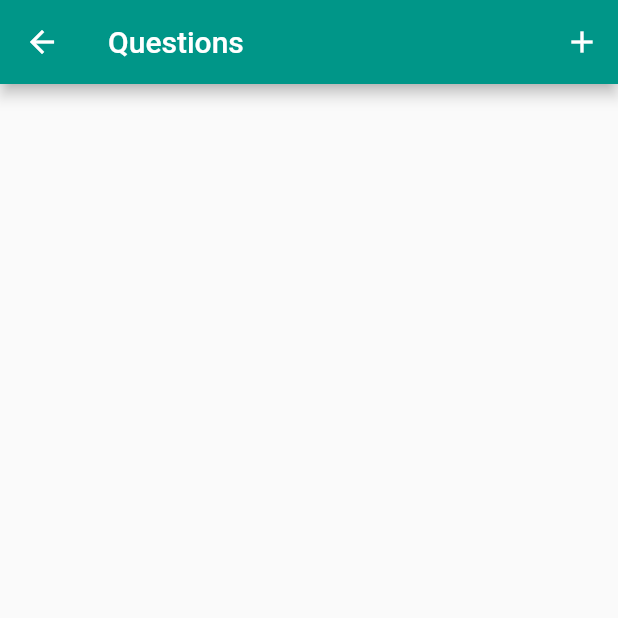
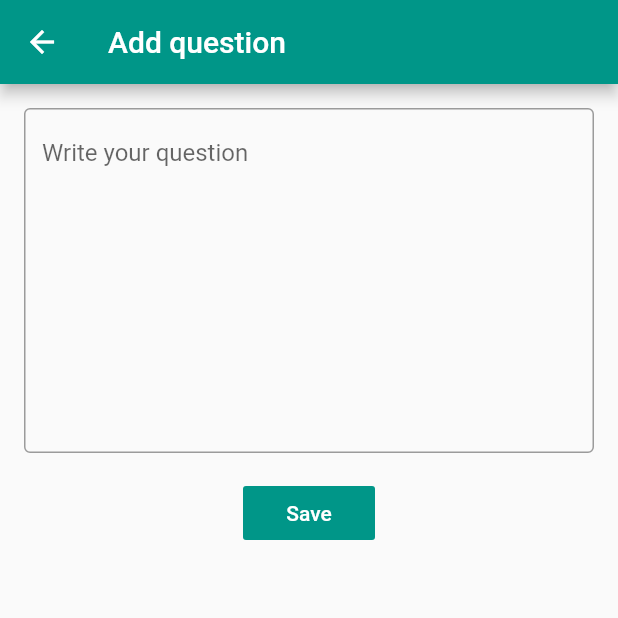
Before and after one commit to JobInterviewPractice/job_interview_practice, a Flutter app: the QuestionsPage screen opened by its route, after a tap on the "add" icon, on a phone screen of 412 x 824 dp, the top half of it. Run offline on Flutter 3.47's test engine with Material 2 defaults, Android fonts, the light colour scheme and no system bars; our stand-ins replace bloc, camera, chewie, cloud_firestore, dartz, equatable and 10 more; accounts and stored records are empty; generated files the repository leaves out were written again.

Commit message:
feat: add question page

```diff
--- /dev/null
+++ b/lib/feature/add_question/domain/repositories/add_question_repository.dart
@@ -0,0 +1,5 @@
+import 'package:job_interview_practice/core/logic/usecase.dart';
+
+abstract class AddQuestionRepository {
+  Future<NoOutput> addQuestion(String questionText);
+}
--- /dev/null
+++ b/lib/feature/add_question/domain/usecases/add_question_usecase.dart
@@ -0,0 +1,13 @@
+import 'package:job_interview_practice/core/logic/usecase.dart';
+import 'package:job_interview_practice/feature/add_question/domain/repositories/add_question_repository.dart';
+
+class AddQuestionUseCase implements UseCaseRight<String, NoOutput> {
+  final AddQuestionRepository repository;
+
+  AddQuestionUseCase(this.repository);
+
+  @override
+  Future<NoOutput> call(String input) {
+    return repository.addQuestion(input);
+  }
+}
--- /dev/null
+++ b/lib/feature/add_question/presentation/bloc/add_question_cubit.dart
@@ -0,0 +1,17 @@
+import 'package:bloc/bloc.dart';
+import 'package:job_interview_practice/feature/add_question/domain/usecases/add_question_usecase.dart';
+import 'package:meta/meta.dart';
+
+part 'add_question_state.dart';
+
+class AddQuestionCubit extends Cubit<AddQuestionState> {
+  final AddQuestionUseCase useCase;
+
+  AddQuestionCubit(this.useCase) : super(AddQuestionInitial());
+
+  void addQuestion(String questionText) async {
+    emit(AddQuestionLoading());
+    await useCase(questionText);
+    emit(AddQuestionSuccess());
+  }
+}
--- /dev/null
+++ b/lib/feature/add_question/presentation/bloc/add_question_state.dart
@@ -0,0 +1,8 @@
+part of 'add_question_cubit.dart';
+
+@immutable
+abstract class AddQuestionState {}
+
+class AddQuestionInitial extends AddQuestionState {}
+class AddQuestionLoading extends AddQuestionState {}
+class AddQuestionSuccess extends AddQuestionState {}
--- /dev/null
+++ b/lib/feature/add_question/presentation/pages/add_question_page.dart
@@ -0,0 +1,80 @@
+import 'package:flutter/material.dart';
+import 'package:flutter_bloc/flutter_bloc.dart';
+import 'package:job_interview_practice/dependencies.dart';
+import 'package:job_interview_practice/feature/add_question/presentation/bloc/add_question_cubit.dart';
+import 'package:job_interview_practice/feature/question/presentation/widgets/appBar.dart';
+
+class AddQuestionPage extends StatelessWidget {
+  final GlobalKey<FormState> _key = GlobalKey();
+  @override
+  Widget build(BuildContext context) {
+    return BlocProvider(
+      create: (_) => serviceLocator<AddQuestionCubit>(),
+      child: Scaffold(
+        appBar: MyAppBar(
+          apptitle: 'Add question',
+        ),
+        body: Builder(
+          builder: (context) {
+            return BlocListener<AddQuestionCubit, AddQuestionState>(
+            listener: (_, state) {
+              if (state is AddQuestionSuccess) {
+                Navigator.pop(context, true);
+              }
+            },
+            child: SingleChildScrollView(
+              child: Padding(
+                padding: const EdgeInsets.all(16.0),
+                child: Column(
+                  children: [
+                    Form(
+                      key: _key,
+                      child: TextFormField(
+                        validator: (value) {
+                          if (value.isEmpty) {
+                            return "Cannot be empty";
+                          }
+                          return null;
+                        },
+                        onSaved: (value) {
+                          BlocProvider.of<AddQuestionCubit>(context).addQuestion(value);
+                        },
+                        maxLines: 10,
+                        decoration: InputDecoration(border: OutlineInputBorder(), hintText: "Write your question"),
+                      ),
+                    ),
+                    SizedBox(
+                      height: 16,
+                    ),
+                    BlocBuilder<AddQuestionCubit, AddQuestionState>(
+                      builder: (context, state) {
+                        if (state is AddQuestionLoading) {
+                          return Center(
+                            child: CircularProgressIndicator(),
+                          );
+                        }
+                        return FlatButton(
+                          onPressed: () {
+                            if (_key.currentState.validate()) {
+                              _key.currentState.save();
+                            }
+                          },
+                          child: Text(
+                            'Save',
+                            style: TextStyle(color: Colors.white),
+                          ),
+                          color: Colors.teal,
+                        );
+                      },
+                    )
+                  ],
+                ),
+              ),
+            ),
+          );
+          },
+        ),
+      ),
+    );
+  }
+}
--- a/lib/feature/main/presentation/main_page.dart
+++ b/lib/feature/main/presentation/main_page.dart
@@ -1,5 +1,6 @@
 import 'package:flutter/material.dart';
 import 'package:job_interview_practice/core/presentation/common_widgets/appBar.dart';
+import 'package:job_interview_practice/feature/add_question/presentation/pages/add_question_page.dart';
 import 'package:job_interview_practice/feature/edit/presentation/pages/edit_page.dart';
 import 'package:job_interview_practice/feature/home/presentation/home_page.dart';
 import 'package:job_interview_practice/feature/login/presentation/pages/sign_up_page.dart';
@@ -18,6 +19,7 @@ class _MyAppState extends State<MyApp> {
   @override
   Widget build(BuildContext context) {
     return MaterialApp(
+      debugShowCheckedModeBanner: false,
       title: 'Get The Job',
       theme: ThemeData(
         primarySwatch: Colors.blue,
@@ -40,6 +42,8 @@ class _MyAppState extends State<MyApp> {
             return _material(SignUpPage());
           case '/questions_page':
             return _material(QuestionsPage());
+          case '/add_question_page':
+            return _material(AddQuestionPage());
           case '/':
             return _material(SplashPage());
           default:
--- a/lib/feature/question/data/datasources/questions_data_source.dart
+++ b/lib/feature/question/data/datasources/questions_data_source.dart
@@ -30,7 +30,7 @@ class QuestionsDataSourceImpl extends QuestionsDataSource {
   Future<List<QuestionUserModel>> getAllQuestions() async {
     final queryQuestions = await _store.collection('questions').get();
     final questions = queryQuestions.docs.map((e) => QuestionModel.fromMap(e.data(), e.id)).toList();
-    final queryUsers = await _store.collection('users').where('userId', whereIn: questions.map((e) => e.userId).toList()).get();
+    final queryUsers = await _store.collection('users').where('userId', whereIn: questions.map((e) => e.userId).toSet().toList()).get();
     final users = queryUsers.docs.map((e) => UserModel.fromMap(e.data())).toList();
     return questions.map((e) => QuestionUserModel(
       questionModel: e,
--- a/lib/feature/question/data/models/question_model.dart
+++ b/lib/feature/question/data/models/question_model.dart
@@ -7,13 +7,13 @@ class QuestionModel extends QuestionEntity {
       : super(id: id, questionText: questionText, rate: rate, userId: userId, createdAt: createdAt);
 
   factory QuestionModel.fromMap(Map<String, dynamic> map, String questionId) {
-    final rates = map['rate'].isEmpty ? [] : map['rate'].map<int>((e) => int.parse(e.toString())).toList();
+    final rates = map['rate'] == null ? [] : map['rate'].map<int>((e) => int.parse(e.toString())).toList();
     final dateTime = DateTime.fromMillisecondsSinceEpoch((map['createdAt'] as Timestamp).seconds * 1000);
     final formatter = DateFormat('yyyy-MM-dd');
     return QuestionModel(
         id: questionId,
         createdAt: formatter.format(dateTime),
-        userId: map['userId'] as String,
+        userId: map['userid'] as String,
         questionText: map['questionText'] as String,
         rate: rates.isEmpty ? 0.0 : map['rate'].reduce((a, b) => a + b)/map['rate'].length);
   }
--- a/lib/feature/question/presentation/pages/questions_page.dart
+++ b/lib/feature/question/presentation/pages/questions_page.dart
@@ -10,21 +10,27 @@ class QuestionsPage extends StatelessWidget {
   Widget build(BuildContext context) {
     return BlocProvider(
       create: (_) => serviceLocator<QuestionBloc>()..add(QuestionEvent()),
-      child: Scaffold(
+      child: Builder(
+        builder: (context) => Scaffold(
             appBar: AppBar(
               backgroundColor: Colors.teal,
               title: Text('Questions'),
               actions: [
-            IconButton(icon: Icon(Icons.add), onPressed: () {
-              // TODO Motoyuki
-              // TODO open new page to add new question
-            },)
+                IconButton(
+                  icon: Icon(Icons.add),
+                  onPressed: () {
+                    Navigator.pushNamed(context, '/add_question_page').then((value) {
+                      if (value != null) {
+                        BlocProvider.of<QuestionBloc>(context).add(QuestionEvent());
+                      }
+                    });
+                  },
+                )
               ],
             ),
             body: Builder(
               builder: (context) {
-            return BlocBuilder<QuestionBloc, QuestionState>(
-              builder: (context, state) {
+                return BlocBuilder<QuestionBloc, QuestionState>(builder: (context, state) {
                   if (state is QuestionsLoaded) {
                     return ListView.builder(
                       itemCount: state.questions.length,
@@ -37,10 +43,9 @@ class QuestionsPage extends StatelessWidget {
                   return Center(
                     child: CircularProgressIndicator(),
                   );
-              }
-            );
+                });
               },
-        )
+            )),
       ),
     );
   }
@@ -123,7 +128,10 @@ class PostWidget extends StatelessWidget {
             Padding(
               padding: const EdgeInsets.only(left: 16, right: 16, bottom: 8),
               child: RatingBarIndicator(
-                itemBuilder: (_, __) => Icon(Icons.star, color: Colors.amber,),
+                itemBuilder: (_, __) => Icon(
+                  Icons.star,
+                  color: Colors.amber,
+                ),
                 itemCount: 5,
                 itemSize: 16,
                 rating: model.questionModel.rate,
```
Also changed, not shown: lib/dependencies.dart (+23 -3 lines), lib/feature/add_question/data/datasources/add_question_remote_data_source.dart (added, +23 -0 lines), lib/feature/add_question/data/repositories/add_question_repository_impl.dart (added, +14 -0 lines). Lines whose indentation alone changed are shown as unchanged.
